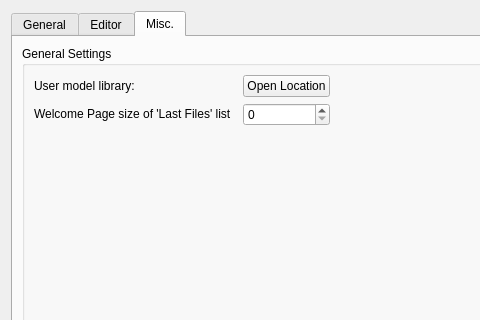
The window that src/settingsdialog.ui (GAMS-dev/studio) describes before a commit, drawn with Qt 5; both pictures show x 0 to 480 and y 0 to 320 of the 740 by 659 pixel window.
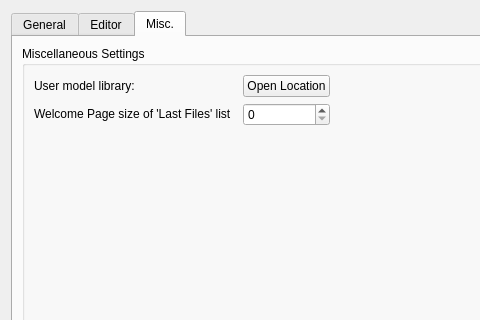
The same window after the commit. The open tabs and pages were chosen to show the change.

Commit message: changed header of misc page in settings dialog

Diff of the .ui file:
```diff
--- a/src/settingsdialog.ui
+++ b/src/settingsdialog.ui
@@ -463,7 +463,7 @@
           </sizepolicy>
          </property>
          <property name="title">
-          <string>General Settings</string>
+          <string>Miscellaneous Settings</string>
          </property>
          <layout class="QGridLayout" name="gridLayout_6">
           <item row="0" column="0">
```
